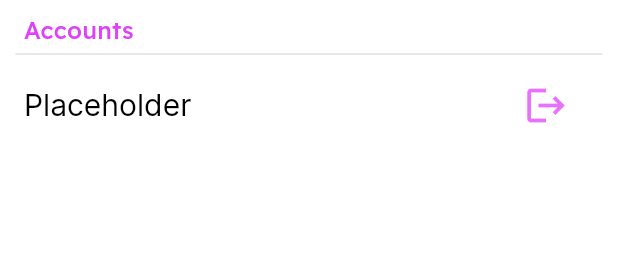
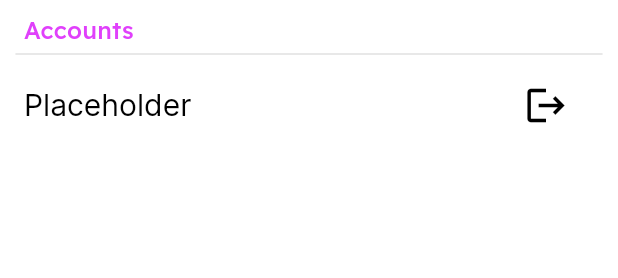
Before and after one commit to App-Elevate/AUT.aplikace-legacy, a Flutter app: the SwitchAccountPanelV2 widget shown alone on an empty page, opened directly, on a phone screen of 412 x 824 dp. Shown: the top 278 px of the screen. Run offline on Flutter 3.47's test engine with Material 3 defaults, Android fonts, the phone set to English and light mode, and no system bars; our stand-ins replace awesome_notifications, firebase_analytics, firebase_core, firebase_crashlytics, flutter_secure_storage, flutter_svg and 10 more; missing offline and left inert: background_fetch, canteenlib, enum_to_string, icons_flutter; accounts and stored records are empty; statements that could not run were skipped.

Commit message:
update SwitchAccountPanelV2

```diff
--- a/lib/shared_widgets/switch_account_panel_v2.dart
+++ b/lib/shared_widgets/switch_account_panel_v2.dart
@@ -15,7 +15,7 @@ class SwitchAccountPanelV2 extends StatelessWidget {
         Flexible(
           child: ListView.builder(
             itemCount: 1, // placeholder
-            itemBuilder: (context, index) => accountRow(context, "Placeholder", false, 0),
+            itemBuilder: (context, index) => accountRow(context, username: "Placeholder"),
           ),
         ),
         CustomDivider(height: Spacing.zero, isTransparent: false),
@@ -32,15 +32,23 @@ class SwitchAccountPanelV2 extends StatelessWidget {
     );
   }
 
-  Widget accountRow(BuildContext context, String username, bool currentAccount, int id) {
+  Widget accountRow(BuildContext context, {String username = "", bool currentAccount = false}) {
     return ListTile(
       //leading: const Icon(Icons.account_circle),
       title: Text(username, style: currentAccount ? const TextStyle(fontWeight: FontWeight.w600) : null),
       trailing: Row(
         mainAxisSize: MainAxisSize.min,
         children: [
-          if (currentAccount) const Icon(Icons.check),
-          IconButton(icon: const Icon(Icons.logout, size: 30), onPressed: () {}),
+          if (currentAccount) const Icon(Icons.check, size: 30),
+          IconButton(
+            padding: EdgeInsets.zero,
+            icon: Icon(
+              Icons.logout,
+              size: 30,
+              color: Theme.of(context).colorScheme.onSurface,
+            ),
+            onPressed: () {},
+          ),
         ],
       ),
       onTap: () {},
```
